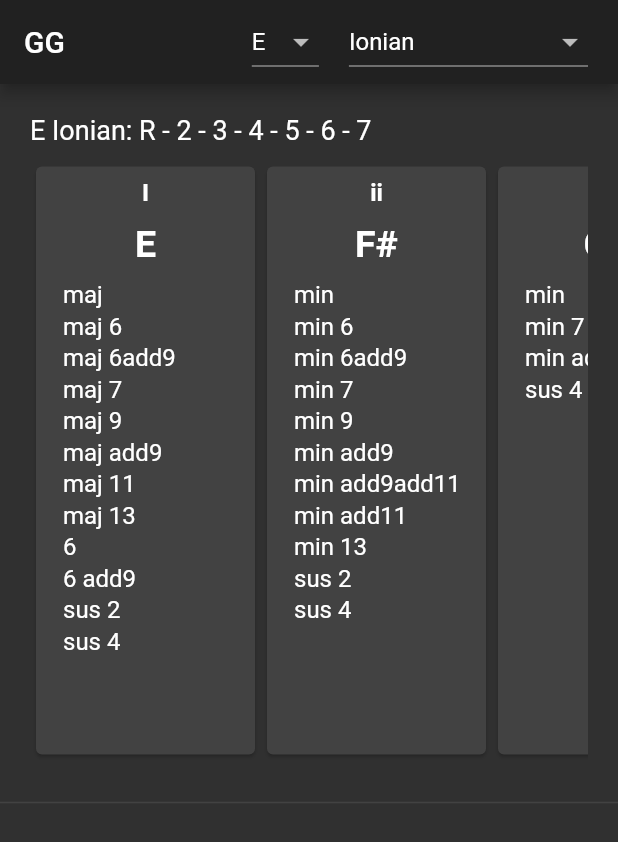
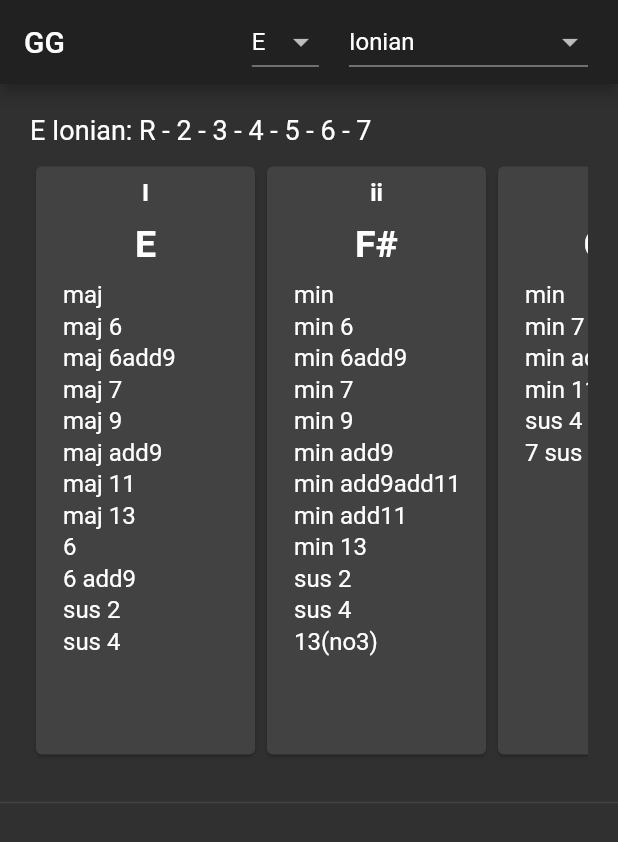
Before and after one commit to EricBichara/GuitarGuide, a Flutter app: the screen it shows after launch, on a phone screen of 412 x 824 dp. Shown: the top 842 px of the screen. Run offline on Flutter 3.47's test engine with Material 2 defaults, Android fonts, the phone set to English and light mode, and no system bars; our stand-ins replace flutter_platform_widgets, get_it; missing offline and left inert: charcode.

Commit message:
added chords

```diff
--- a/lib/core/notes.dart
+++ b/lib/core/notes.dart
@@ -64,6 +64,7 @@ class Notes {
       'min add9add11': convertScale([Note.root, Note.m3, Note.p5, Note.M2, Note.p4]),
       'min add11': convertScale([Note.root, Note.m3, Note.p5, Note.p4]),
       'min 13': convertScale([Note.root, Note.m3, Note.p5, Note.m7, Note.M2, Note.p4, Note.M6]),
+      'min 11b9': convertScale([Note.root, Note.m3, Note.p5, Note.m7, Note.m2, Note.p4]),
 
       //Minor Major
       'm/M 7': convertScale([Note.root, Note.m3, Note.p5, Note.M7]),
@@ -88,6 +89,8 @@ class Notes {
       'sus 4': convertScale([Note.root, Note.p4, Note.p5]),
       'sus #4': convertScale([Note.root, Note.p4, Note.b5]),
       'sus b5': convertScale([Note.root, Note.p4, Note.b5]),
+      '7 sus 4b9': convertScale([Note.root, Note.p4, Note.m7, Note.m2]),
+      '13(no3)':convertScale([Note.root, Note.p5, Note.m7, Note.M6]),
     };
   }
 
```
